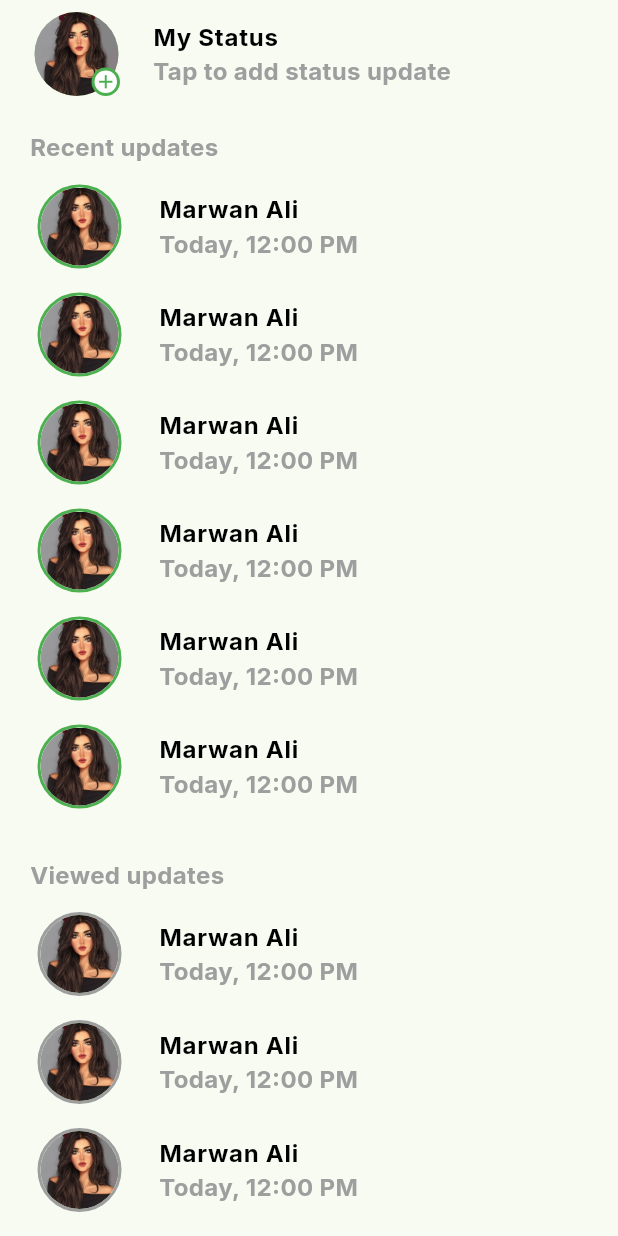
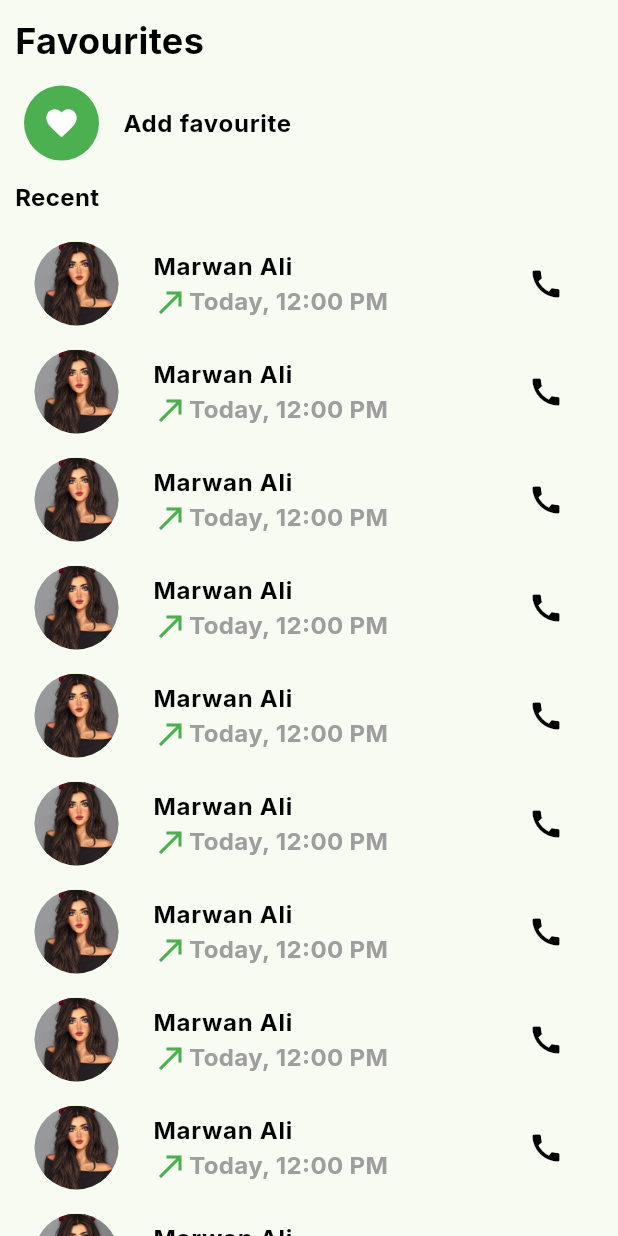
Before and after one commit to Engy-Hany/ChatApp, a Flutter app: the screen it shows after launch, on a phone screen of 412 x 824 dp. Run offline on Flutter 3.47's test engine with Material 3 defaults, Android fonts, the phone set to English and light mode, and no system bars; our stand-ins replace fluttertoast, google_fonts.

Commit message:
feature-Call

```diff
--- a/lib/features/call/presentation/views/call_screen.dart
+++ b/lib/features/call/presentation/views/call_screen.dart
@@ -1,5 +1,6 @@
 import 'package:chat_app/features/call/presentation/views/widgets/call_page.dart';
 import 'package:flutter/cupertino.dart';
+import 'package:flutter/material.dart';
 
 class CallScreen extends StatelessWidget{
   @override
--- /dev/null
+++ b/lib/features/call/presentation/views/widgets/add_favourite.dart
@@ -0,0 +1,27 @@
+import 'package:chat_app/core/themes/colors_app.dart';
+import 'package:chat_app/core/themes/styles.dart';
+import 'package:flutter/cupertino.dart';
+import 'package:flutter/material.dart';
+
+class AddFavourite extends StatelessWidget{
+  @override
+  Widget build(BuildContext context) {
+      return ListTile(
+        leading: CircleAvatar(
+          backgroundColor: ColorsApp.primaryColor,
+          radius: 25,
+          child: Icon(
+            Icons.favorite,
+            color: ColorsApp.fourthColor,
+          ),
+        ),
+        title: Text('Add favourite',
+          style: styles.textStyle16.copyWith(
+            color: ColorsApp.secondColor,
+            fontWeight: FontWeight.bold,
+          ),
+        ),
+      );
+  }
+
+}
--- a/lib/features/call/presentation/views/widgets/call_page.dart
+++ b/lib/features/call/presentation/views/widgets/call_page.dart
@@ -1,10 +1,28 @@
+import 'package:chat_app/features/call/presentation/views/widgets/add_favourite.dart';
+import 'package:chat_app/features/call/presentation/views/widgets/favourites_title.dart';
+import 'package:chat_app/features/call/presentation/views/widgets/recent_call.dart';
+import 'package:chat_app/features/call/presentation/views/widgets/recent_title.dart';
 import 'package:flutter/cupertino.dart';
 import 'package:flutter/material.dart';
+
+import '../../../../../core/constants/asset_images.dart';
+import '../../../../../core/themes/colors_app.dart';
+import '../../../../../core/themes/styles.dart';
 
 class CallPage extends StatelessWidget{
   @override
   Widget build(BuildContext context) {
-     return Scaffold();
+     return Scaffold(
+         body: ListView(
+           children: [
+             FavouritesTitle(),
+             AddFavourite(),
+             RecentTitle(),
+             RecentCall(),
+           ],
+         )
+
+     );
   }
 
 }
--- /dev/null
+++ b/lib/features/call/presentation/views/widgets/favourites_title.dart
@@ -0,0 +1,20 @@
+import 'package:chat_app/core/themes/colors_app.dart';
+import 'package:chat_app/core/themes/styles.dart';
+import 'package:flutter/cupertino.dart';
+
+class FavouritesTitle extends StatelessWidget{
+  @override
+  Widget build(BuildContext context) {
+      return Padding(
+        padding: const EdgeInsets.all(10.0),
+        child: Text(
+          'Favourites',
+          style: styles.textStyle24.copyWith(
+            color: ColorsApp.secondColor,
+            fontWeight: FontWeight.bold,
+          ),
+        ),
+      );
+  }
+
+}
--- /dev/null
+++ b/lib/features/call/presentation/views/widgets/recent_call.dart
@@ -0,0 +1,54 @@
+import 'package:flutter/cupertino.dart';
+import 'package:flutter/material.dart';
+
+import '../../../../../core/constants/asset_images.dart';
+import '../../../../../core/themes/colors_app.dart';
+import '../../../../../core/themes/styles.dart';
+
+class RecentCall extends StatelessWidget{
+  @override
+  Widget build(BuildContext context) {
+      return ListView.builder(
+          shrinkWrap: true,
+          itemCount: 10,
+          itemBuilder:  (context,index){
+               return ListTile(
+                  leading: CircleAvatar(
+                    backgroundImage:  AssetImage(AssetImages.statusPic),
+                    radius: 35,
+                  ),
+                  title: Text(
+                    'Marwan Ali',
+                    style: styles.textStyle16.copyWith(
+                      color: ColorsApp.secondColor,
+                      fontWeight: FontWeight.bold,
+                    ),
+                  ),
+                  subtitle: Row(
+                    children: [
+                      Icon(
+                        Icons.call_made,
+                        color: ColorsApp.primaryColor,
+                      ),
+                      Text(
+                        'Today, 12:00 PM',
+                        style: styles.textStyle16.copyWith(
+                          color: ColorsApp.thirdColor,
+                          fontWeight: FontWeight.bold,
+                        ),
+                      ),
+                    ],
+                  ),
+                  trailing: IconButton(
+                    onPressed: () {  },
+                    icon: Icon(
+                      Icons.call,
+                      color: ColorsApp.secondColor,
+                    ),
+                  ),
+                );
+
+          });
+  }
+
+}
--- /dev/null
+++ b/lib/features/call/presentation/views/widgets/recent_title.dart
@@ -0,0 +1,20 @@
+import 'package:chat_app/core/themes/colors_app.dart';
+import 'package:chat_app/core/themes/styles.dart';
+import 'package:flutter/cupertino.dart';
+
+class RecentTitle extends StatelessWidget{
+  @override
+  Widget build(BuildContext context) {
+    return Padding(
+      padding: const EdgeInsets.all(10.0),
+      child: Text(
+        'Recent',
+        style: styles.textStyle16.copyWith(
+          color: ColorsApp.secondColor,
+          fontWeight: FontWeight.bold,
+        ),
+      ),
+    );
+  }
+
+}
--- a/lib/main.dart
+++ b/lib/main.dart
@@ -8,6 +8,7 @@ import 'package:flutter/material.dart';
 import 'package:google_fonts/google_fonts.dart';
 
 import 'features/auth/presentation/views/login_screen.dart';
+import 'features/call/presentation/views/call_screen.dart';
 import 'features/chat/presentation/views/chat_screen.dart';
 import 'features/status/presentation/views/status_screen.dart';
 
@@ -30,7 +31,7 @@ class MyApp extends StatelessWidget{
        useMaterial3: true,
      ),
       debugShowCheckedModeBanner: false,
-      home: StatusScreen(),
+      home: CallScreen(),
 
 
 
```
